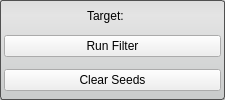
Above: src/Interface/ToolInterface/ConnectedComponentFilterInterface.ui from SCIInstitute/Seg3D before the change. Below: the same form after it.
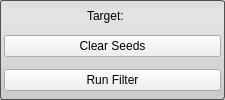
That is the form after the change.

```diff
--- a/src/Interface/ToolInterface/ConnectedComponentFilterInterface.ui
+++ b/src/Interface/ToolInterface/ConnectedComponentFilterInterface.ui
@@ -72,7 +72,7 @@
     </layout>
    </item>
    <item>
-    <widget class="QWidget" name="widget" native="true">
+    <widget class="QWidget" name="widget_2" native="true">
      <property name="minimumSize">
       <size>
        <width>0</width>
@@ -85,7 +85,7 @@
        <height>32</height>
       </size>
      </property>
-     <layout class="QHBoxLayout" name="horizontalLayout">
+     <layout class="QHBoxLayout" name="horizontalLayout_2">
       <property name="spacing">
        <number>0</number>
       </property>
@@ -93,7 +93,7 @@
        <number>0</number>
       </property>
       <item>
-       <widget class="QPushButton" name="runFilterButton">
+       <widget class="QPushButton" name="clearSeedsButton">
         <property name="sizePolicy">
          <sizepolicy hsizetype="Preferred" vsizetype="Fixed">
           <horstretch>0</horstretch>
@@ -101,7 +101,7 @@
          </sizepolicy>
         </property>
         <property name="text">
-         <string>Run Filter</string>
+         <string>Clear Seeds</string>
         </property>
        </widget>
       </item>
@@ -109,7 +109,7 @@
     </widget>
    </item>
    <item>
-    <widget class="QWidget" name="widget_2" native="true">
+    <widget class="QWidget" name="widget" native="true">
      <property name="minimumSize">
       <size>
        <width>0</width>
@@ -122,7 +122,7 @@
        <height>32</height>
       </size>
      </property>
-     <layout class="QHBoxLayout" name="horizontalLayout_2">
+     <layout class="QHBoxLayout" name="horizontalLayout">
       <property name="spacing">
        <number>0</number>
       </property>
@@ -130,7 +130,7 @@
        <number>0</number>
       </property>
       <item>
-       <widget class="QPushButton" name="clearSeedsButton">
+       <widget class="QPushButton" name="runFilterButton">
         <property name="sizePolicy">
          <sizepolicy hsizetype="Preferred" vsizetype="Fixed">
           <horstretch>0</horstretch>
@@ -138,7 +138,7 @@
          </sizepolicy>
         </property>
         <property name="text">
-         <string>Clear Seeds</string>
+         <string>Run Filter</string>
         </property>
        </widget>
       </item>
```
